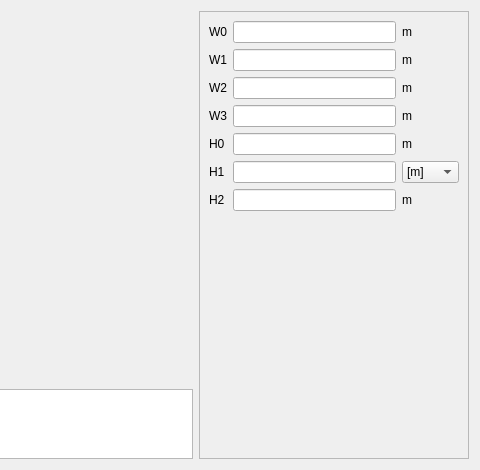
Eomys/pyleecan, file pyleecan/GUI/Dialog/DMachineSetup/SWSlot/PWSlot13/PWSlot13.ui: the form before one commit; both pictures show x 358 to 838 and y 0 to 470 of the 838 by 470 pixel window.
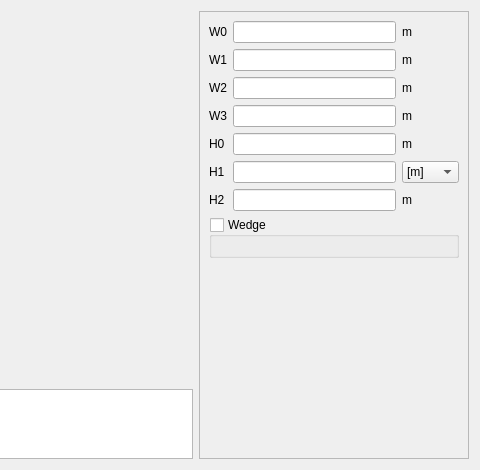
The form after the commit. Icons and pictures are not drawn. Custom widgets are drawn as their Qt base class.

Commit message: [NF] Adding wedges in the GUI

Diff of the .ui file:
```diff
--- a/pyleecan/GUI/Dialog/DMachineSetup/SWSlot/PWSlot13/PWSlot13.ui
+++ b/pyleecan/GUI/Dialog/DMachineSetup/SWSlot/PWSlot13/PWSlot13.ui
@@ -115,7 +115,7 @@
         <height>446</height>
        </rect>
       </property>
-      <layout class="QVBoxLayout" name="verticalLayout">
+      <layout class="QVBoxLayout" name="verticalLayout_3">
        <item>
         <layout class="QGridLayout" name="gridLayout">
          <item row="0" column="0">
@@ -251,6 +251,31 @@
          </item>
         </layout>
        </item>
+       <item>
+        <widget class="QGroupBox" name="g_wedge">
+         <property name="title">
+          <string>Wedge</string>
+         </property>
+         <property name="checkable">
+          <bool>true</bool>
+         </property>
+         <property name="checked">
+          <bool>false</bool>
+         </property>
+         <layout class="QVBoxLayout" name="verticalLayout">
+          <item>
+           <widget class="WMatSelectV" name="w_wedge_mat" native="true">
+            <property name="minimumSize">
+             <size>
+              <width>100</width>
+              <height>0</height>
+             </size>
+            </property>
+           </widget>
+          </item>
+         </layout>
+        </widget>
+       </item>
        <item>
         <spacer name="verticalSpacer">
          <property name="orientation">
@@ -285,6 +310,12 @@
    <header>......GUI.Dialog.DMachineSetup.SWSlot.WWSlotOut.WWSlotOut.h</header>
    <container>1</container>
   </customwidget>
+  <customwidget>
+   <class>WMatSelectV</class>
+   <extends>QWidget</extends>
+   <header>......GUI.Dialog.DMatLib.WMatSelect.WMatSelectV.h</header>
+   <container>1</container>
+  </customwidget>
  </customwidgets>
  <tabstops>
   <tabstop>lf_W0</tabstop>
```
Left out of the diff: 2 changed lines with no effect on the pictures. The commit also changes 55 other files.
